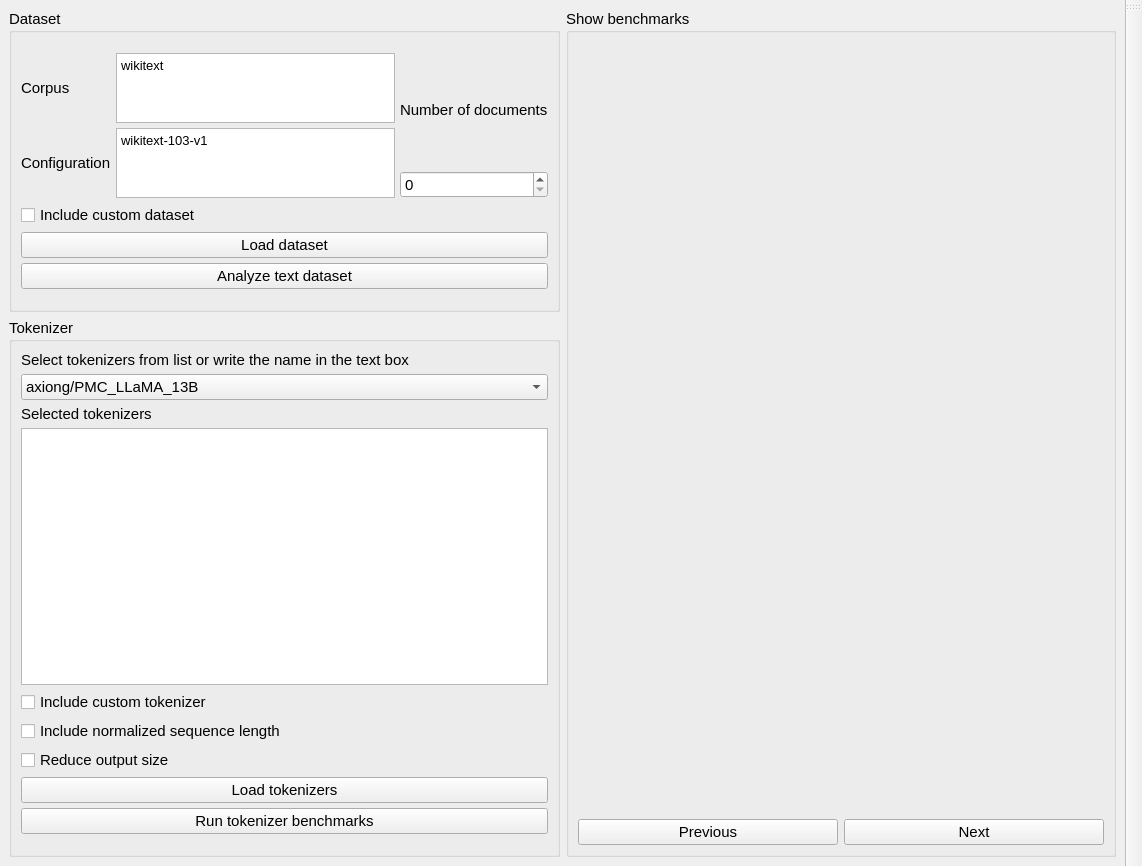
Qt form TokenBenchy/commons/interface/layout/window_layout.ui (CTCycle/TKBEN-tokenizers-benchmarker) before a commit.
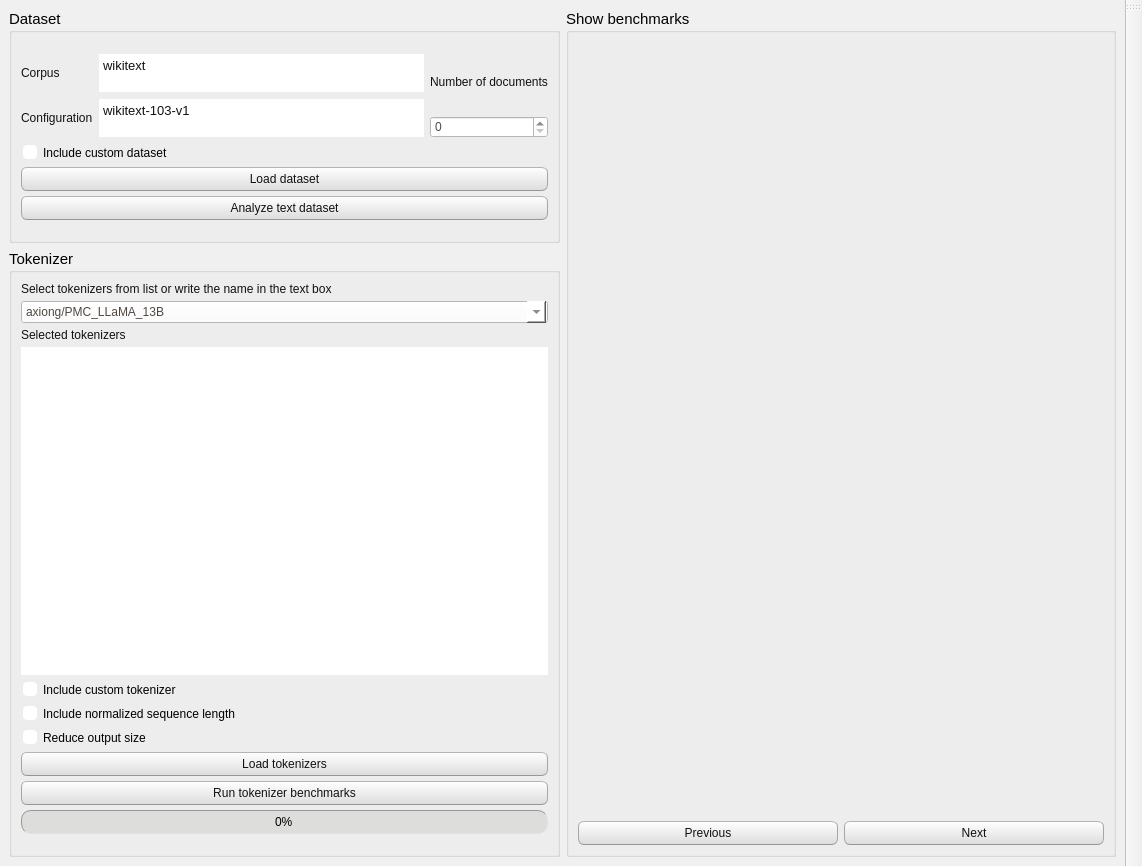
The same form after that commit.

Commit message: fully hooked the progress bar

Diff of the .ui file:
```diff
--- a/TokenBenchy/commons/interface/layout/window_layout.ui
+++ b/TokenBenchy/commons/interface/layout/window_layout.ui
@@ -19,6 +19,504 @@
   <property name="windowTitle">
    <string>TokenBenchy v1.0</string>
   </property>
+  <property name="styleSheet">
+   <string notr="true">/*
+Ubuntu Style Sheet for QT Applications
+Author: Jaime A. Quiroga P.
+Company: GTRONICK
+Last updated: 01/10/2021 (dd/mm/yyyy), 15:18.
+Available at: https://github.com/GTRONICK/QSS/blob/master/Ubuntu.qss
+*/
+QMainWindow {
+	background-color:#f0f0f0;
+}
+QCheckBox {
+	padding:2px;
+}
+QCheckBox:hover {
+	border:1px solid rgb(255,150,60);
+	border-radius:4px;
+	padding: 1px;
+	background-color:qlineargradient(spread:pad, x1:0.5, y1:1, x2:0.5, y2:0, stop:0 rgba(190, 90, 50, 50), stop:1 rgba(250, 130, 40, 50));
+}
+QCheckBox::indicator:checked {
+	border:1px solid rgb(246, 134, 86);
+	border-radius:4px;
+  	background-color:rgb(246, 134, 86)
+}
+QCheckBox::indicator:unchecked {
+	border-width:1px solid rgb(246, 134, 86);
+	border-radius:4px;
+  	background-color:rgb(255,255,255);
+}
+QColorDialog {
+	background-color:#f0f0f0;
+}
+QComboBox {
+	color:rgb(81,72,65);
+	background: #ffffff;
+}
+QComboBox:editable {
+	selection-color:rgb(81,72,65);
+	selection-background-color: #ffffff;
+}
+QComboBox QAbstractItemView {
+	selection-color: #ffffff;
+	selection-background-color: rgb(246, 134, 86);
+}
+QComboBox:!editable:on, QComboBox::drop-down:editable:on {
+	color:  #1e1d23;	
+}
+QDateTimeEdit, QDateEdit, QDoubleSpinBox, QFontComboBox {
+	color:rgb(81,72,65);
+	background-color: #ffffff;
+}
+
+QDialog {
+	background-color:#f0f0f0;
+}
+
+QLabel,QLineEdit {
+	color:rgb(17,17,17);
+}
+QLineEdit {
+	background-color:rgb(255,255,255);
+	selection-background-color:rgb(236,116,64);
+}
+QMenuBar {
+	color:rgb(223,219,210);
+	background-color:rgb(65,64,59);
+}
+QMenuBar::item {
+	padding-top:4px;
+	padding-left:4px;
+	padding-right:4px;
+	color:rgb(223,219,210);
+	background-color:rgb(65,64,59);
+}
+QMenuBar::item:selected {
+	color:rgb(255,255,255);
+	padding-top:2px;
+	padding-left:2px;
+	padding-right:2px;
+	border-top-width:2px;
+	border-left-width:2px;
+	border-right-width:2px;
+	border-top-right-radius:4px;
+	border-top-left-radius:4px;
+	border-style:solid;
+	background-color:rgb(65,64,59);
+	border-top-color: rgb(47,47,44);
+	border-right-color: qlineargradient(spread:pad, x1:0, y1:1, x2:1, y2:0, stop:0 rgba(90, 87, 78, 255), stop:1 rgba(47,47,44, 255));
+	border-left-color:  qlineargradient(spread:pad, x1:1, y1:0, x2:0, y2:0, stop:0 rgba(90, 87, 78, 255), stop:1 rgba(47,47,44, 255));
+}
+QMenu {
+	color:rgb(223,219,210);
+	background-color:rgb(65,64,59);
+}
+QMenu::item {
+	color:rgb(223,219,210);
+	padding:4px 10px 4px 20px;
+}
+QMenu::item:selected {
+	color:rgb(255,255,255);
+	background-color: qlineargradient(spread:pad, x1:0.5, y1:1, x2:0.5, y2:0, stop:0 rgba(225, 108, 54, 255), stop:1 rgba(246, 134, 86, 255));
+	border-style:solid;
+	border-width:3px;
+	padding:4px 7px 4px 17px;
+	border-bottom-color:qlineargradient(spread:pad, x1:0.5, y1:1, x2:0.5, y2:0, stop:0 rgba(175,85,48,255), stop:1 rgba(236,114,67, 255));
+	border-top-color:qlineargradient(spread:pad, x1:0.5, y1:1, x2:0.5, y2:0, stop:0 rgba(253,156,113,255), stop:1 rgba(205,90,46, 255));
+	border-right-color:qlineargradient(spread:pad, x1:0, y1:0.5, x2:1, y2:0.5, stop:0 rgba(253,156,113,255), stop:1 rgba(205,90,46, 255));
+	border-left-color:qlineargradient(spread:pad, x1:1, y1:0.5, x2:0, y2:0.5, stop:0 rgba(253,156,113,255), stop:1 rgba(205,90,46, 255));
+}
+QPlainTextEdit {
+	border: 1px solid transparent;
+	color:rgb(17,17,17);
+	selection-background-color:rgb(236,116,64);
+    background-color: #FFFFFF;
+}
+QProgressBar {
+	text-align: center;
+	color: rgb(0, 0, 0);
+	border: 1px inset rgb(150,150,150); 
+	border-radius: 10px;
+	background-color:rgb(221,221,219);
+}
+QProgressBar::chunk:horizontal {
+	background-color: qlineargradient(spread:pad, x1:0.5, y1:1, x2:0.5, y2:0, stop:0 rgba(225, 108, 54, 255), stop:1 rgba(246, 134, 86, 255));
+	border:1px solid;
+	border-radius:8px;
+	border-bottom-color:qlineargradient(spread:pad, x1:0.5, y1:1, x2:0.5, y2:0, stop:0 rgba(175,85,48,255), stop:1 rgba(236,114,67, 255));
+	border-top-color:qlineargradient(spread:pad, x1:0.5, y1:1, x2:0.5, y2:0, stop:0 rgba(253,156,113,255), stop:1 rgba(205,90,46, 255));
+	border-right-color:qlineargradient(spread:pad, x1:0, y1:0.5, x2:1, y2:0.5, stop:0 rgba(253,156,113,255), stop:1 rgba(205,90,46, 255));
+	border-left-color:qlineargradient(spread:pad, x1:1, y1:0.5, x2:0, y2:0.5, stop:0 rgba(253,156,113,255), stop:1 rgba(205,90,46, 255));
+}
+QPushButton{
+	color:rgb(17,17,17);
+	border-width: 1px;
+	border-radius: 6px;
+	border-bottom-color: rgb(150,150,150);
+	border-right-color: rgb(165,165,165);
+	border-left-color: rgb(165,165,165);
+	border-top-color: rgb(180,180,180);
+	border-style: solid;
+	padding: 4px;
+	background-color: qlineargradient(spread:pad, x1:0.5, y1:1, x2:0.5, y2:0, stop:0 rgba(220, 220, 220, 255), stop:1 rgba(255, 255, 255, 255));
+}
+QPushButton:hover{
+	color:rgb(17,17,17);
+	border-width: 1px;
+	border-radius:6px;
+	border-top-color: rgb(255,150,60);
+	border-right-color: qlineargradient(spread:pad, x1:0, y1:1, x2:1, y2:0, stop:0 rgba(200, 70, 20, 255), stop:1 rgba(255,150,60, 255));
+	border-left-color:  qlineargradient(spread:pad, x1:1, y1:0, x2:0, y2:0, stop:0 rgba(200, 70, 20, 255), stop:1 rgba(255,150,60, 255));
+	border-bottom-color: rgb(200,70,20);
+	border-style: solid;
+	padding: 2px;
+	background-color: qlineargradient(spread:pad, x1:0.5, y1:1, x2:0.5, y2:0, stop:0 rgba(220, 220, 220, 255), stop:1 rgba(255, 255, 255, 255));
+}
+QPushButton:default{
+	color:rgb(17,17,17);
+	border-width: 1px;
+	border-radius:6px;
+	border-top-color: rgb(255,150,60);
+	border-right-color: qlineargradient(spread:pad, x1:0, y1:1, x2:1, y2:0, stop:0 rgba(200, 70, 20, 255), stop:1 rgba(255,150,60, 255));
+	border-left-color:  qlineargradient(spread:pad, x1:1, y1:0, x2:0, y2:0, stop:0 rgba(200, 70, 20, 255), stop:1 rgba(255,150,60, 255));
+	border-bottom-color: rgb(200,70,20);
+	border-style: solid;
+	padding: 2px;
+	background-color: qlineargradient(spread:pad, x1:0.5, y1:1, x2:0.5, y2:0, stop:0 rgba(220, 220, 220, 255), stop:1 rgba(255, 255, 255, 255));
+}
+QPushButton:pressed{
+	color:rgb(17,17,17);
+	border-width: 1px;
+	border-radius: 6px;
+	border-width: 1px;
+	border-top-color: rgba(255,150,60,200);
+	border-right-color: qlineargradient(spread:pad, x1:0, y1:1, x2:1, y2:0, stop:0 rgba(200, 70, 20, 255), stop:1 rgba(255,150,60, 200));
+	border-left-color:  qlineargradient(spread:pad, x1:1, y1:0, x2:0, y2:0, stop:0 rgba(200, 70, 20, 255), stop:1 rgba(255,150,60, 200));
+	border-bottom-color: rgba(200,70,20,200);
+	border-style: solid;
+	padding: 2px;
+	background-color: qlineargradient(spread:pad, x1:0.5, y1:0, x2:0.5, y2:1, stop:0 rgba(220, 220, 220, 255), stop:1 rgba(255, 255, 255, 255));
+}
+QPushButton:disabled{
+	color:rgb(174,167,159);
+	border-width: 1px;
+	border-radius: 6px;
+	background-color: qlineargradient(spread:pad, x1:0.5, y1:1, x2:0.5, y2:0, stop:0 rgba(200, 200, 200, 255), stop:1 rgba(230, 230, 230, 255));
+}
+QRadioButton {
+	padding: 1px;
+}
+QRadioButton::indicator:checked {
+	height: 10px;
+	width: 10px;
+	border-style:solid;
+	border-radius:5px;
+	border-width: 1px;
+	border-color: rgba(246, 134, 86, 255);
+	color: #a9b7c6;
+	background-color:rgba(246, 134, 86, 255);
+}
+QRadioButton::indicator:!checked {
+	height: 10px;
+	width: 10px;
+	border-style:solid;
+	border-radius:5px;
+	border-width: 1px;
+	border-color: rgb(246, 134, 86);
+	color: #a9b7c6;
+	background-color: transparent;
+}
+QScrollArea {
+	color: white;
+	background-color:#f0f0f0;
+}
+QSlider::groove {
+	border-style: solid;
+	border-width: 1px;
+	border-color: rgb(207,207,207);
+}
+QSlider::groove:horizontal {
+	height: 5px;
+	background: rgb(246, 134, 86);
+}
+QSlider::groove:vertical {
+	width: 5px;
+	background: rgb(246, 134, 86);
+}
+QSlider::handle:horizontal {
+	background: rgb(253,253,253);
+	border-style: solid;
+	border-width: 1px;
+	border-color: rgb(207,207,207);
+	width: 12px;
+	margin: -5px 0;
+	border-radius: 7px;
+}
+QSlider::handle:vertical {
+	background: rgb(253,253,253);
+	border-style: solid;
+	border-width: 1px;
+	border-color: rgb(207,207,207);
+	height: 12px;
+	margin: 0 -5px;
+	border-radius: 7px;
+}
+QSlider::add-page:horizontal, QSlider::add-page:vertical {
+ 	background: white;
+}
+QSlider::sub-page:horizontal, QSlider::sub-page:vertical {
+	background: rgb(246, 134, 86);
+}
+QStatusBar, QSpinBox {
+	color:rgb(81,72,65);
+}
+QSpinBox {
+	background-color: #ffffff;
+}
+QScrollBar:horizontal {
+	max-height: 20px;
+	border: 1px transparent;
+	margin: 0px 20px 0px 20px;
+}
+QScrollBar::handle:horizontal {
+	background: rgb(253,253,253);
+	border: 1px solid rgb(207,207,207);
+	border-radius: 7px;
+	min-width: 25px;
+}
+QScrollBar::handle:horizontal:hover {
+	background: rgb(253,253,253);
+	border: 1px solid rgb(255,150,60);
+	border-radius: 7px;
+	min-width: 25px;
+}
+QScrollBar::add-line:horizontal {
+  	border: 1px solid rgb(207,207,207);
+  	border-top-right-radius: 7px;
+  	border-top-left-radius: 7px;
+  	border-bottom-right-radius: 7px;
+  	background: rgb(255, 255, 255);
+  	width: 20px;
+  	subcontrol-position: right;
+  	subcontrol-origin: margin;
+}
+QScrollBar::add-line:horizontal:hover {
+  	border: 1px solid rgb(255,150,60);
+  	border-top-right-radius: 7px;
+  	border-top-left-radius: 7px;
+  	border-bottom-right-radius: 7px;
+  	background: rgb(255, 255, 255);
+  	width: 20px;
+  	subcontrol-position: right;
+  	subcontrol-origin: margin;
+}
+QScrollBar::add-line:horizontal:pressed {
+  	border: 1px solid grey;
+  	border-top-left-radius: 7px;
+  	border-top-right-radius: 7px;
+  	border-bottom-right-radius: 7px;
+  	background: rgb(231,231,231);
+  	width: 20px;
+  	subcontrol-position: right;
+  	subcontrol-origin: margin;
+}
+QScrollBar::sub-line:horizontal {
+  	border: 1px solid rgb(207,207,207);
+  	border-top-right-radius: 7px;
+  	border-top-left-radius: 7px;
+  	border-bottom-left-radius: 7px;
+  	background: rgb(255, 255, 255);
+  	width: 20px;
+  	subcontrol-position: left;
+  	subcontrol-origin: margin;
+}
+QScrollBar::sub-line:horizontal:hover {
+  	border: 1px solid rgb(255,150,60);
+  	border-top-right-radius: 7px;
+  	border-top-left-radius: 7px;
+  	border-bottom-left-radius: 7px;
+  	background: rgb(255, 255, 255);
+  	width: 20px;
+  	subcontrol-position: left;
+  	subcontrol-origin: margin;
+}
+QScrollBar::sub-line:horizontal:pressed {
+  	border: 1px solid grey;
+  	border-top-right-radius: 7px;
+  	border-top-left-radius: 7px;
+  	border-bottom-left-radius: 7px;
+  	background: rgb(231,231,231);
+  	width: 20px;
+  	subcontrol-position: left;
+  	subcontrol-origin: margin;
+}
+QScrollBar::left-arrow:horizontal {
+  	border: 1px transparent grey;
+  	border-top-left-radius: 3px;
+  	border-bottom-left-radius: 3px;
+  	width: 6px;
+  	height: 6px;
+  	background: rgb(230,230,230);
+}
+QScrollBar::right-arrow:horizontal {
+	border: 1px transparent grey;
+	border-top-right-radius: 3px;
+	border-bottom-right-radius: 3px;
+  	width: 6px;
+  	height: 6px;
+ 	background: rgb(230,230,230);
+}
+QScrollBar::add-page:horizontal, QScrollBar::sub-page:horizontal {
+ 	background: none;
+} 
+QScrollBar:vertical {
+	max-width: 20px;
+	border: 1px transparent grey;
+	margin: 20px 0px 20px 0px;
+}
+QScrollBar::add-line:vertical {
+	border: 1px solid;
+	border-color: rgb(207,207,207);
+	border-bottom-right-radius: 7px;
+	border-bottom-left-radius: 7px;
+	border-top-left-radius: 7px;
+	background: rgb(255, 255, 255);
+  	height: 20px;
+  	subcontrol-position: bottom;
+  	subcontrol-origin: margin;
+}
+QScrollBar::add-line:vertical:hover {
+  	border: 1px solid;
+  	border-color: rgb(255,150,60);
+  	border-bottom-right-radius: 7px;
+  	border-bottom-left-radius: 7px;
+  	border-top-left-radius: 7px;
+  	background: rgb(255, 255, 255);
+  	height: 20px;
+  	subcontrol-position: bottom;
+  	subcontrol-origin: margin;
+}
+QScrollBar::add-line:vertical:pressed {
+  	border: 1px solid grey;
+  	border-bottom-left-radius: 7px;
+  	border-bottom-right-radius: 7px;
+  	border-top-left-radius: 7px;
+  	background: rgb(231,231,231);
+  	height: 20px;
+  	subcontrol-position: bottom;
+  	subcontrol-origin: margin;
+}
+QScrollBar::sub-line:vertical {
+  	border: 1px solid rgb(207,207,207);
+  	border-top-right-radius: 7px;
+  	border-top-left-radius: 7px;
+  	border-bottom-left-radius: 7px;
+  	background: rgb(255, 255, 255);
+  	height: 20px;
+  	subcontrol-position: top;
+  	subcontrol-origin: margin;
+}
+QScrollBar::sub-line:vertical:hover {
+  	border: 1px solid rgb(255,150,60);
+  	border-top-right-radius: 7px;
+  	border-top-left-radius: 7px;
+  	border-bottom-left-radius: 7px;
+	background: rgb(255, 255, 255);
+  	height: 20px;
+  	subcontrol-position: top;
+  	subcontrol-origin: margin;
+}
+QScrollBar::sub-line:vertical:pressed {
+  	border: 1px solid grey;
+  	border-top-left-radius: 7px;
+  	border-top-right-radius: 7px;
+  	background: rgb(231,231,231);
+ 	height: 20px;
+  	subcontrol-position: top;
+  	subcontrol-origin: margin;
+}
+QScrollBar::handle:vertical {
+	background: rgb(253,253,253);
+	border: 1px solid rgb(207,207,207);
+	border-radius: 7px;
+	min-height: 25px;
+}
+QScrollBar::handle:vertical:hover {
+	background: rgb(253,253,253);
+	border: 1px solid rgb(255,150,60);
+	border-radius: 7px;
+	min-height: 25px;
+}
+QScrollBar::up-arrow:vertical {
+	border: 1px transparent grey;
+  	border-top-left-radius: 3px;
+	border-top-right-radius: 3px;
+  	width: 6px;
+  	height: 6px;
+  	background: rgb(230,230,230);
+}
+QScrollBar::down-arrow:vertical {
+  	border: 1px transparent grey;
+  	border-bottom-left-radius: 3px;
+  	border-bottom-right-radius: 3px;
+  	width: 6px;
+  	height: 6px;
+  	background: rgb(230,230,230);
+}
+QScrollBar::add-page:vertical, QScrollBar::sub-page:vertical {
+  	background: none;
+}
+QTabWidget {
+	color:rgb(0,0,0);
+	background-color:rgb(247,246,246);
+}
+QTabWidget::pane {
+	border-color: rgb(180,180,180);
+	background-color:rgb(247,246,246);
+	border-style: solid;
+	border-width: 1px;
+  	border-radius: 6px;
+}
+QTabBar::tab {
+	padding-left:4px;
+	padding-right:4px;
+	padding-bottom:2px;
+	padding-top:2px;
+	color:rgb(81,72,65);
+  	background-color: qlineargradient(spread:pad, x1:0.5, y1:1, x2:0.5, y2:0, stop:0 rgba(221,218,217,255), stop:1 rgba(240,239,238,255));
+	border-style: solid;
+	border-width: 1px;
+  	border-top-right-radius:4px;
+	border-top-left-radius:4px;
+	border-top-color: rgb(180,180,180);
+	border-left-color: rgb(180,180,180);
+	border-right-color: rgb(180,180,180);
+	border-bottom-color: transparent;
+}
+QTabBar::tab:selected, QTabBar::tab:last:selected, QTabBar::tab:hover {
+  	background-color:rgb(247,246,246);
+  	margin-left: 0px;
+  	margin-right: 1px;
+}
+QTabBar::tab:!selected {
+	margin-top: 1px;
+	margin-right: 1px;
+}
+QTextEdit {
+	border-width: 1px;
+	border-style: solid;
+	border-color:transparent;
+	color:rgb(17,17,17);
+	selection-background-color:rgb(236,116,64);
+}
+QTimeEdit, QToolBox, QToolBox::tab, QToolBox::tab:selected {
+	color:rgb(81,72,65);
+	background-color: #ffffff;
+}</string>
+  </property>
   <widget class="QWidget" name="centralwidget">
    <property name="styleSheet">
     <string notr="true"/>
@@ -72,6 +570,12 @@
               <layout class="QVBoxLayout" name="verticalLayout_7">
                <item>
                 <widget class="QTextEdit" name="datasetCorpus">
+                 <property name="maximumSize">
+                  <size>
+                   <width>16777215</width>
+                   <height>40</height>
+                  </size>
+                 </property>
                  <property name="html">
                   <string>&lt;!DOCTYPE HTML PUBLIC &quot;-//W3C//DTD HTML 4.0//EN&quot; &quot;http://www.w3.org/TR/REC-html40/strict.dtd&quot;&gt;
 &lt;html&gt;&lt;head&gt;&lt;meta name=&quot;qrichtext&quot; content=&quot;1&quot; /&gt;&lt;meta charset=&quot;utf-8&quot; /&gt;&lt;style type=&quot;text/css&quot;&gt;
@@ -79,13 +583,19 @@
 hr { height: 1px; border-width: 0; }
 li.unchecked::marker { content: &quot;\2610&quot;; }
 li.checked::marker { content: &quot;\2612&quot;; }
-&lt;/style&gt;&lt;/head&gt;&lt;body style=&quot; font-family:'Segoe UI'; font-size:11pt; font-weight:400; font-style:normal;&quot;&gt;
+&lt;/style&gt;&lt;/head&gt;&lt;body style=&quot; font-family:'Segoe UI'; font-size:9.75pt; font-weight:400; font-style:normal;&quot;&gt;
 &lt;p style=&quot; margin-top:0px; margin-bottom:0px; margin-left:0px; margin-right:0px; -qt-block-indent:0; text-indent:0px;&quot;&gt;&lt;span style=&quot; font-size:10pt;&quot;&gt;wikitext&lt;/span&gt;&lt;/p&gt;&lt;/body&gt;&lt;/html&gt;</string>
                  </property>
                 </widget>
                </item>
                <item>
                 <widget class="QTextEdit" name="datasetConfig">
+                 <property name="maximumSize">
+                  <size>
+                   <width>16777215</width>
+                   <height>40</height>
+                  </size>
+                 </property>
                  <property name="html">
                   <string>&lt;!DOCTYPE HTML PUBLIC &quot;-//W3C//DTD HTML 4.0//EN&quot; &quot;http://www.w3.org/TR/REC-html40/strict.dtd&quot;&gt;
 &lt;html&gt;&lt;head&gt;&lt;meta name=&quot;qrichtext&quot; content=&quot;1&quot; /&gt;&lt;meta charset=&quot;utf-8&quot; /&gt;&lt;style type=&quot;text/css&quot;&gt;
@@ -93,8 +603,8 @@
 hr { height: 1px; border-width: 0; }
 li.unchecked::marker { content: &quot;\2610&quot;; }
 li.checked::marker { content: &quot;\2612&quot;; }
-&lt;/style&gt;&lt;/head&gt;&lt;body style=&quot; font-family:'Segoe UI'; font-size:11pt; font-weight:400; font-style:normal;&quot;&gt;
-&lt;p style=&quot; margin-top:0px; margin-bottom:0px; margin-left:0px; margin-right:0px; -qt-block-indent:0; text-indent:0px;&quot;&gt;&lt;span style=&quot; font-size:9.75pt;&quot;&gt;wikitext-103-v1&lt;/span&gt;&lt;/p&gt;&lt;/body&gt;&lt;/html&gt;</string>
+&lt;/style&gt;&lt;/head&gt;&lt;body style=&quot; font-family:'Segoe UI'; font-size:9.75pt; font-weight:400; font-style:normal;&quot;&gt;
+&lt;p style=&quot; margin-top:0px; margin-bottom:0px; margin-left:0px; margin-right:0px; -qt-block-indent:0; text-indent:0px;&quot;&gt;wikitext-103-v1&lt;/p&gt;&lt;/body&gt;&lt;/html&gt;</string>
                  </property>
                 </widget>
                </item>
@@ -245,6 +755,19 @@
              </property>
             </widget>
            </item>
+           <item>
+            <widget class="QProgressBar" name="progressBar">
+             <property name="maximumSize">
+              <size>
+               <width>16777215</width>
+               <height>50</height>
+              </size>
+             </property>
+             <property name="value">
+              <number>0</number>
+             </property>
+            </widget>
+           </item>
           </layout>
          </widget>
         </item>
```
Left out of the diff: 2 changed lines with no effect on the pictures. The commit also changes 5 other files.
